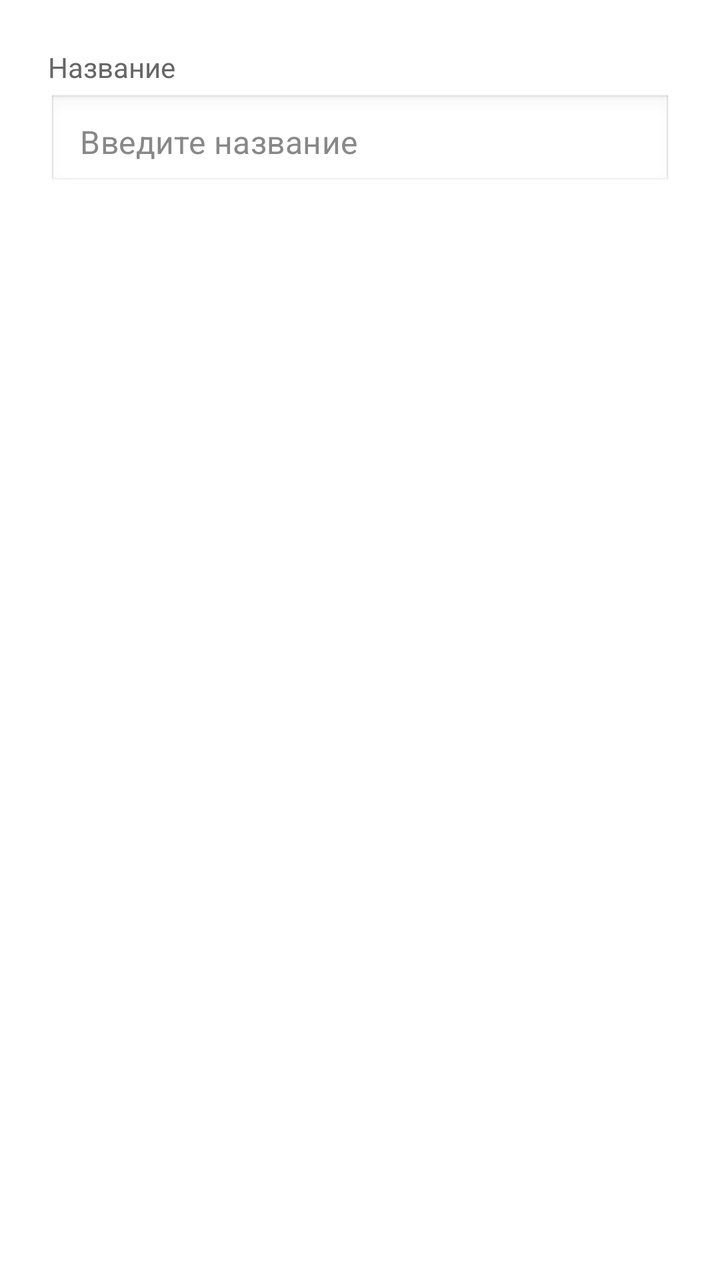
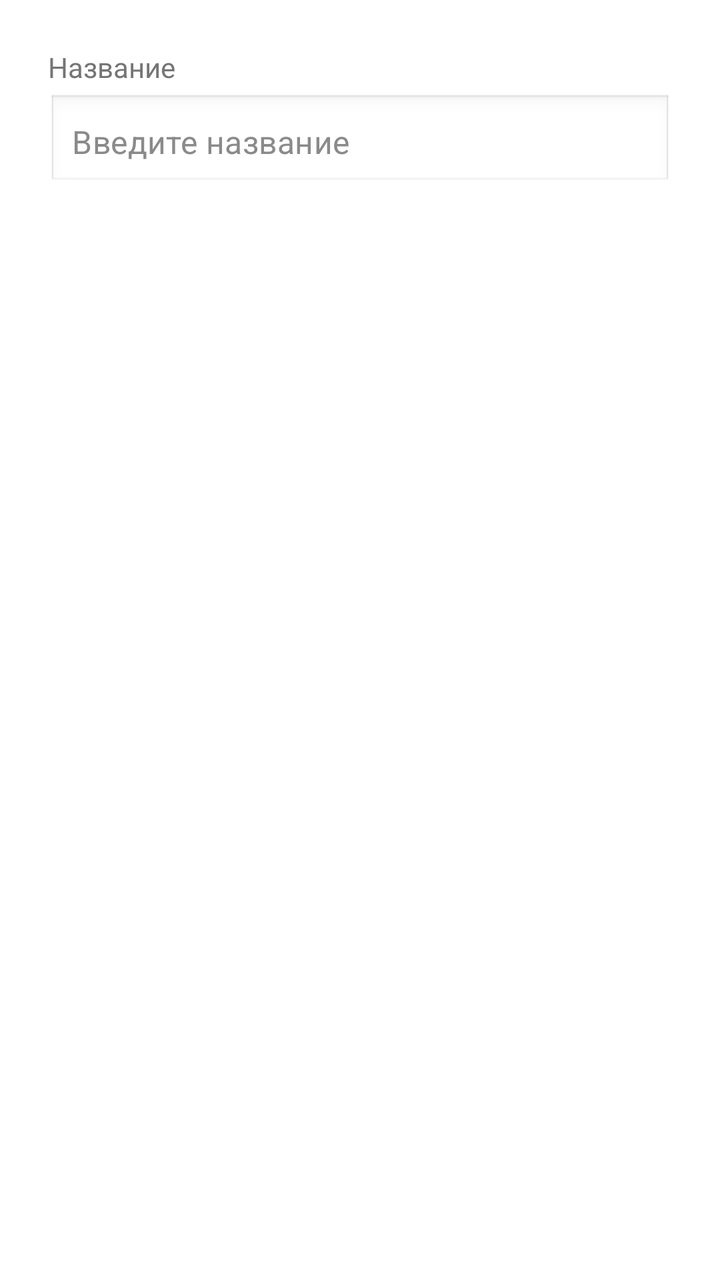

Screens rendered from an Android XML layout before and after an edit, with the pre-edit source and the edit as a unified diff.
<!-- AndroidManifest.xml: application theme Theme.CatFeeder -->
<!-- res/layout/dialog_add_item.xml -->
<?xml version="1.0" encoding="utf-8"?>
<LinearLayout xmlns:android="http://schemas.android.com/apk/res/android"
    android:layout_width="match_parent"
    android:layout_height="wrap_content"
    android:orientation="vertical"
    android:padding="24dp">

    <TextView
        android:layout_width="match_parent"
        android:layout_height="wrap_content"
        android:text="Название"
        android:textSize="14sp"
        android:textColor="#FF666666"
        android:layout_marginBottom="4dp" />

    <EditText
        android:id="@+id/etItemName"
        android:layout_width="match_parent"
        android:layout_height="wrap_content"
        android:hint="Введите название"
        android:padding="12dp"
        android:background="@android:drawable/edit_text"
        android:textColor="#FF000000"
        android:textColorHint="#FF888888"
        android:layout_marginBottom="16dp" />

    <TextView
        android:id="@+id/tvExtraHint"
        android:layout_width="match_parent"
        android:layout_height="wrap_content"
        android:text="Дополнительно"
        android:textSize="14sp"
        android:textColor="#FF666666"
        android:layout_marginBottom="4dp"
        android:visibility="gone" />

    <EditText
        android:id="@+id/etExtraField"
        android:layout_width="match_parent"
        android:layout_height="wrap_content"
        android:hint="Введите значение"
        android:padding="12dp"
        android:background="@android:drawable/edit_text"
        android:textColor="#FF000000"
        android:textColorHint="#FF888888"
        android:visibility="gone"
        android:layout_marginBottom="8dp" />

</LinearLayout>
<!-- resources referenced by this layout -->
<resources>
  <style name="Theme.CatFeeder" parent="Theme.MaterialComponents.DayNight.DarkActionBar">
          
          <item name="colorPrimary">@color/purple_500</item>
          <item name="colorPrimaryVariant">@color/purple_700</item>
          <item name="android:textColor">@color/white</item>
          <item name="android:textColorPrimary">@color/white</item>
          <item name="android:textColorSecondary">#FF888888</item>
          <item name="colorOnPrimary">@color/white</item>
  
  
          
          <item name="colorSecondary">@color/teal_200</item>
          <item name="colorSecondaryVariant">@color/teal_700</item>
          <item name="colorOnSecondary">@color/black</item>
  
          
          <item name="android:statusBarColor" tools:targetApi="l">?attr/colorPrimaryVariant</item>
  
          
          <item name="android:windowLightStatusBar" tools:targetApi="m">true</item>
          <item name="android:windowLightNavigationBar" tools:targetApi="o_mr1">true</item>
  
          
          <item name="actionBarSize">56dp</item>
          <item name="actionBarStyle">@style/Widget.CatFeeder.ActionBar</item>
  
          
          <item name="editTextStyle">@style/Widget.CatFeeder.EditText</item>
  
          
          <item name="materialButtonStyle">@style/Widget.CatFeeder.Button</item>
      </style>
  <color name="purple_500">#FF6200EE</color>
  <color name="purple_700">#FF3700B3</color>
  <color name="white">#FFFFFFFF</color>
  <color name="teal_200">#FF03DAC5</color>
  <color name="teal_700">#FF018786</color>
  <color name="black">#FF000000</color>
  <style name="Widget.CatFeeder.ActionBar" parent="Widget.MaterialComponents.ActionBar.Solid">
          <item name="background">@color/purple_500</item>
          <item name="titleTextColor">@color/white</item>
          <item name="subtitleTextColor">@color/white</item>
      </style>
  <style name="Widget.CatFeeder.EditText" parent="Widget.MaterialComponents.TextInputEditText.OutlinedBox">
          <item name="boxStrokeColor">@color/purple_200</item>
          <item name="android:padding">12dp</item>
          <item name="android:textSize">16sp</item>
      </style>
  <style name="Widget.CatFeeder.Button" parent="Widget.MaterialComponents.Button">
          <item name="android:minHeight">48dp</item>
          <item name="android:insetTop">0dp</item>
          <item name="android:insetBottom">0dp</item>
          <item name="cornerRadius">8dp</item>
          <item name="android:textAllCaps">false</item>
      </style>
  <color name="purple_200">#FFBB86FC</color>
</resources>

<!-- the commit's change to res/layout/dialog_add_item.xml (unified diff, before → after) -->
@@ -10,7 +10,7 @@
         android:layout_height="wrap_content"
         android:text="Название"
         android:textSize="14sp"
-        android:textColor="#FF666666"
+        android:textColor="?attr/customTextSecondary"
         android:layout_marginBottom="4dp" />
 
     <EditText
@@ -20,8 +20,11 @@
         android:hint="Введите название"
         android:padding="12dp"
         android:background="@android:drawable/edit_text"
-        android:textColor="#FF000000"
-        android:textColorHint="#FF888888"
+        android:textColor="?attr/customTextPrimary"
+
+
+
+        android:textColorHint="?attr/customTextHint"
         android:layout_marginBottom="16dp" />
 
     <TextView
@@ -30,7 +33,7 @@
         android:layout_height="wrap_content"
         android:text="Дополнительно"
         android:textSize="14sp"
-        android:textColor="#FF666666"
+        android:textColor="?attr/customTextSecondary"
         android:layout_marginBottom="4dp"
         android:visibility="gone" />
 
@@ -41,8 +44,8 @@
         android:hint="Введите значение"
         android:padding="12dp"
         android:background="@android:drawable/edit_text"
-        android:textColor="#FF000000"
-        android:textColorHint="#FF888888"
+        android:textColor="?attr/customTextPrimary"
+        android:textColorHint="?attr/customTextHint"
         android:visibility="gone"
         android:layout_marginBottom="8dp" />
 
<!-- resource entries referenced after the edit -->
@@ -4,25 +4,25 @@
           
           <item name="colorPrimary">@color/purple_500</item>
           <item name="colorPrimaryVariant">@color/purple_700</item>
-          <item name="android:textColor">@color/white</item>
-          <item name="android:textColorPrimary">@color/white</item>
-          <item name="android:textColorSecondary">#FF888888</item>
           <item name="colorOnPrimary">@color/white</item>
   
-  
-          
           <item name="colorSecondary">@color/teal_200</item>
           <item name="colorSecondaryVariant">@color/teal_700</item>
           <item name="colorOnSecondary">@color/black</item>
   
           
-          <item name="android:statusBarColor" tools:targetApi="l">?attr/colorPrimaryVariant</item>
+          <item name="customBackground">@color/light_background</item>
+          <item name="customSurface">@color/light_surface</item>
+          <item name="customTextPrimary">@color/light_text_primary</item>
+          <item name="customTextSecondary">@color/light_text_secondary</item>
+          <item name="customTextHint">@color/light_text_hint</item>
+          <item name="customDivider">@color/light_divider</item>
+          <item name="customCardBackground">@color/light_card_background</item>
+          <item name="customIconTint">@color/light_icon_tint</item>
   
           
-          <item name="android:windowLightStatusBar" tools:targetApi="m">true</item>
-          <item name="android:windowLightNavigationBar" tools:targetApi="o_mr1">true</item>
-  
-          
+          <item name="android:statusBarColor">?attr/colorPrimaryVariant</item>
+          <item name="android:windowLightStatusBar">true</item>
           <item name="actionBarSize">56dp</item>
           <item name="actionBarStyle">@style/Widget.CatFeeder.ActionBar</item>
   
@@ -38,15 +38,28 @@
   <color name="teal_200">#FF03DAC5</color>
   <color name="teal_700">#FF018786</color>
   <color name="black">#FF000000</color>
+  <color name="light_background">#FAFAFA</color>
+  <color name="light_surface">#FFFFFF</color>
+  <color name="light_text_primary">#212121</color>
+  <color name="light_text_secondary">#757575</color>
+  <color name="light_text_hint">#8A8A8A</color>
+  <color name="light_divider">#E0E0E0</color>
+  <color name="light_card_background">#FFFFFF</color>
+  <color name="light_icon_tint">#757575</color>
   <style name="Widget.CatFeeder.ActionBar" parent="Widget.MaterialComponents.ActionBar.Solid">
           <item name="background">@color/purple_500</item>
           <item name="titleTextColor">@color/white</item>
           <item name="subtitleTextColor">@color/white</item>
       </style>
   <style name="Widget.CatFeeder.EditText" parent="Widget.MaterialComponents.TextInputEditText.OutlinedBox">
-          <item name="boxStrokeColor">@color/purple_200</item>
-          <item name="android:padding">12dp</item>
+          <item name="boxStrokeColor">@color/purple_500</item>
+          <item name="android:paddingStart">12dp</item>
+          <item name="android:paddingEnd">12dp</item>
+          <item name="android:paddingTop">12dp</item>
+          <item name="android:paddingBottom">12dp</item>
           <item name="android:textSize">16sp</item>
+          <item name="android:textColor">?attr/customTextPrimary</item>
+          <item name="android:textColorHint">?attr/customTextHint</item>
       </style>
   <style name="Widget.CatFeeder.Button" parent="Widget.MaterialComponents.Button">
           <item name="android:minHeight">48dp</item>
@@ -54,7 +67,9 @@
           <item name="android:insetBottom">0dp</item>
           <item name="cornerRadius">8dp</item>
           <item name="android:textAllCaps">false</item>
+          <item name="android:paddingStart">16dp</item>
+          <item name="android:paddingEnd">16dp</item>
+          <item name="android:textColor">@color/white</item>
       </style>
-  <color name="purple_200">#FFBB86FC</color>
 </resources>
 
